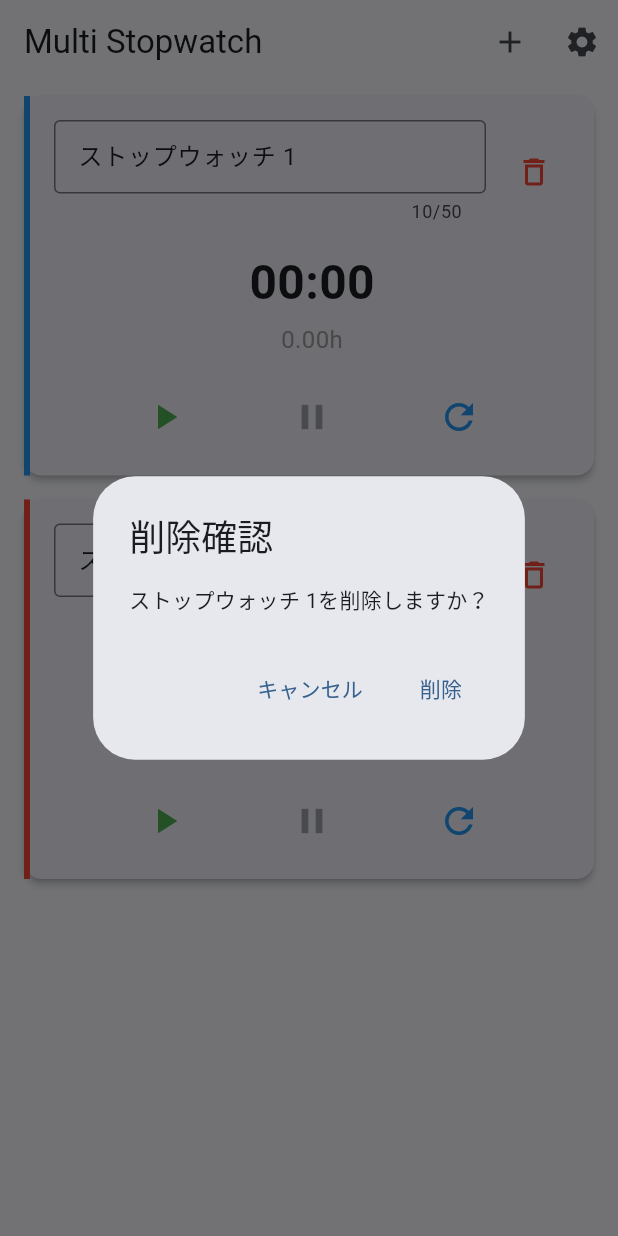
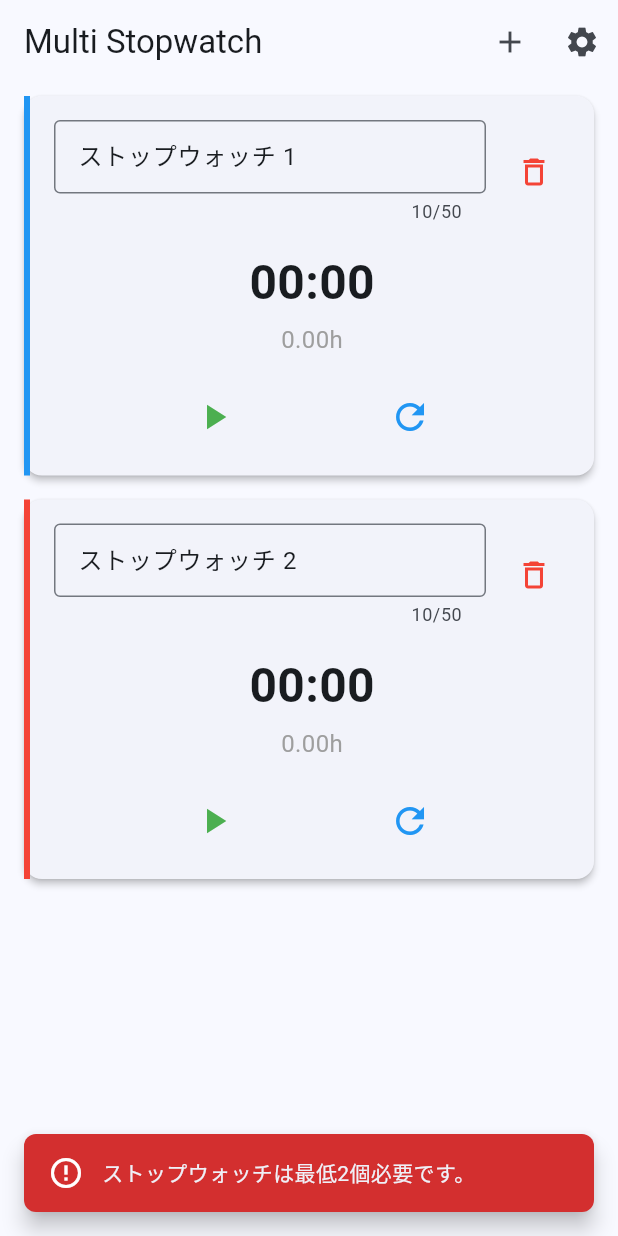
Before and after one commit to takuya040321/multi_stopwatch, a Flutter app: the screen it shows after launch, after a tap on the "delete outline" icon, on a phone screen of 412 x 824 dp. Run offline on Flutter 3.47's test engine with Material 3 defaults, Android fonts, the phone set to English and light mode, and no system bars; our stand-ins replace flutter_riverpod, hive, hive_flutter, shared_preferences; missing offline and left inert: window_manager; accounts and stored records are empty; statements that could not run were skipped.

Commit message:
feat: UI改善とドキュメント更新
- 要件定義書に秒数表示機能を追加
- 開始/一時停止ボタンを一体化（要件定義書に従う）
- ストップウォッチ削除時の確認ダイアログを削除（要件定義書に従う）
- 全26テストが成功、flutter analyzeもクリーン

```diff
--- a/lib/views/widgets/stopwatch_card.dart
+++ b/lib/views/widgets/stopwatch_card.dart
@@ -129,21 +129,13 @@ class _StopwatchCardState extends ConsumerState<StopwatchCard> {
                     Row(
                       mainAxisAlignment: MainAxisAlignment.spaceEvenly,
                       children: [
-                        // 開始ボタン
+                        // 開始/一時停止ボタン（一体化）
                         _AnimatedButton(
-                          icon: Icons.play_arrow,
-                          onPressed: widget.stopwatch.isRunning ? null : _startStopwatch,
-                          tooltip: "計測を開始",
-                          color: widget.stopwatch.isRunning ? Colors.grey : Colors.green,
-                          isEnabled: !widget.stopwatch.isRunning,
-                        ),
-                        // 停止ボタン
-                        _AnimatedButton(
-                          icon: Icons.pause,
-                          onPressed: widget.stopwatch.isRunning ? _stopStopwatch : null,
-                          tooltip: "計測を停止",
-                          color: widget.stopwatch.isRunning ? Colors.orange : Colors.grey,
-                          isEnabled: widget.stopwatch.isRunning,
+                          icon: widget.stopwatch.isRunning ? Icons.pause : Icons.play_arrow,
+                          onPressed: widget.stopwatch.isRunning ? _stopStopwatch : _startStopwatch,
+                          tooltip: widget.stopwatch.isRunning ? "計測を一時停止" : "計測を開始",
+                          color: widget.stopwatch.isRunning ? Colors.orange : Colors.green,
+                          isEnabled: true,
                         ),
                         // リセットボタン
                         _AnimatedButton(
@@ -249,26 +241,6 @@ class _StopwatchCardState extends ConsumerState<StopwatchCard> {
 
   /// ストップウォッチを削除する
   Future<void> _deleteStopwatch() async {
-    // 確認ダイアログを表示
-    final confirmed = await showDialog<bool>(
-      context: context,
-      builder: (context) => AlertDialog(
-        title: const Text("削除確認"),
-        content: Text("${widget.stopwatch.name}を削除しますか？"),
-        actions: [
-          TextButton(
-            onPressed: () => Navigator.of(context).pop(false),
-            child: const Text("キャンセル"),
-          ),
-          TextButton(
-            onPressed: () => Navigator.of(context).pop(true),
-            child: const Text("削除"),
-          ),
-        ],
-      ),
-    );
-
-    if (confirmed == true) {
     try {
       await ref.read(stopwatchProvider.notifier).removeStopwatch(widget.stopwatch.id);
       if (mounted) {
@@ -277,7 +249,6 @@ class _StopwatchCardState extends ConsumerState<StopwatchCard> {
     } catch (e) {
       if (mounted) {
         showErrorSnackBar(context, e.toString().replaceFirst("Exception: ", ""));
-        }
       }
     }
   }
```
Also changed, not shown: 1 other file. Lines whose indentation alone changed are shown as unchanged.
